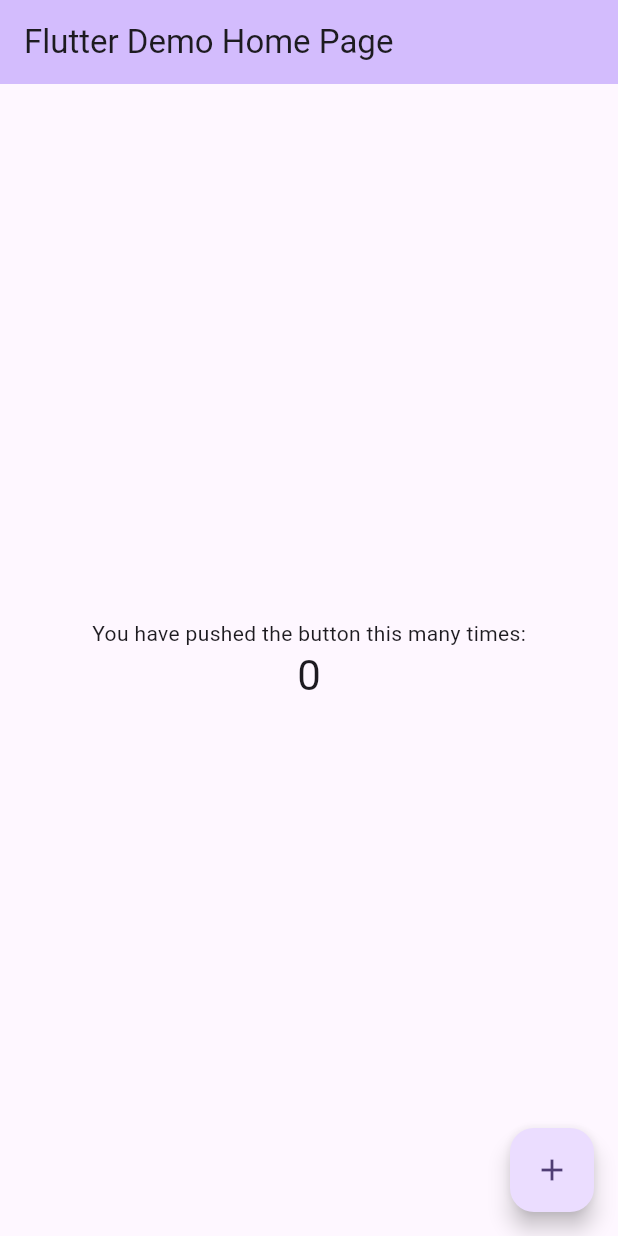
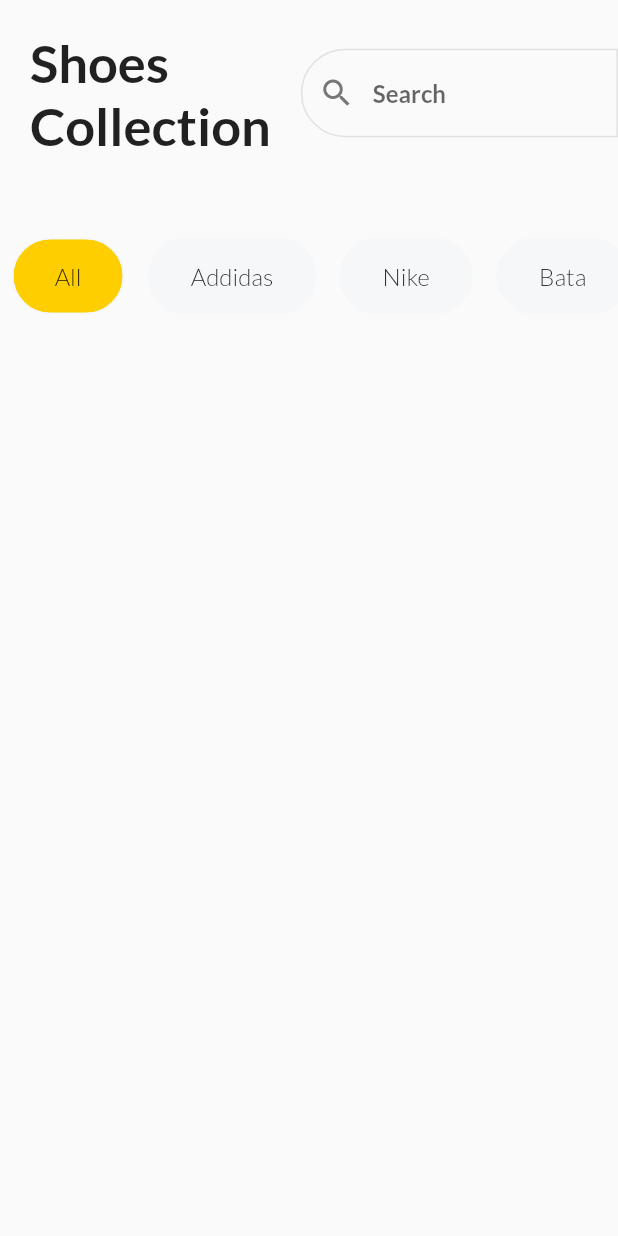
Before and after one commit to aditechdev/shoping_app_flutter, a Flutter app: the screen it shows after launch, on a phone screen of 412 x 824 dp. Run offline on Flutter 3.47's test engine with Material 2 defaults, Android fonts, the phone set to English and light mode, and no system bars.

Commit message:
:ambulance: FEAT: Created UI for home

```diff
--- /dev/null
+++ b/lib/home_page.dart
@@ -0,0 +1,106 @@
+import 'package:flutter/material.dart';
+
+class HomePage extends StatefulWidget {
+  const HomePage({super.key});
+
+  @override
+  State<HomePage> createState() => _HomePageState();
+}
+
+class _HomePageState extends State<HomePage> {
+  final List<String> filters = const ['All', 'Addidas', 'Nike', 'Bata'];
+  late String selectedFilters;
+
+  @override
+  void initState() {
+    super.initState();
+    selectedFilters = filters[0];
+  }
+
+  @override
+  Widget build(BuildContext context) {
+    const border = OutlineInputBorder(
+        borderSide: BorderSide(
+          color: Color.fromRGBO(
+            225,
+            225,
+            225,
+            1,
+          ),
+        ),
+        borderRadius: BorderRadius.horizontal(left: Radius.circular(50)));
+    return Scaffold(
+      body: SafeArea(
+        child: Column(
+          // mainAxisAlignment: MainAxisAlignment.center,
+          // crossAxisAlignment: CrossAxisAlignment.center,
+          children: [
+            const Row(
+              children: [
+                Padding(
+                  padding: EdgeInsets.all(20.0),
+                  child: Text(
+                    "Shoes\nCollection",
+                    style: TextStyle(
+                      fontSize: 35,
+                      fontWeight: FontWeight.bold,
+                    ),
+                  ),
+                ),
+                Expanded(
+                  child: TextField(
+                    decoration: InputDecoration(
+                      hintText: "Search",
+                      border: border,
+                      enabledBorder: border,
+                      focusedBorder: border,
+                      prefixIcon: Icon(
+                        Icons.search,
+                      ),
+                    ),
+                  ),
+                )
+              ],
+            ),
+            SizedBox(
+              height: 120,
+              child: ListView.builder(
+                  itemCount: filters.length,
+                  scrollDirection: Axis.horizontal,
+                  itemBuilder: (context, index) {
+                    final filter = filters[index];
+                    return Padding(
+                      padding: const EdgeInsets.symmetric(horizontal: 8),
+                      child: GestureDetector(
+                        onTap: () {
+                          selectedFilters = filter;
+                          setState(() {});
+                        },
+                        child: Chip(
+                          backgroundColor: (selectedFilters == filter)
+                              ? Theme.of(context).colorScheme.primary
+                              : const Color.fromRGBO(245, 247, 249, 1),
+                          side: const BorderSide(
+                            color: Color.fromRGBO(245, 247, 249, 1),
+                          ),
+                          shape: RoundedRectangleBorder(
+                              borderRadius: BorderRadius.circular(30)),
+                          padding: const EdgeInsets.symmetric(
+                            horizontal: 20,
+                            vertical: 15,
+                          ),
+                          labelStyle: const TextStyle(fontSize: 16),
+                          label: Text(
+                            filter,
+                          ),
+                        ),
+                      ),
+                    );
+                  }),
+            )
+          ],
+        ),
+      ),
+    );
+  }
+}
--- a/lib/main.dart
+++ b/lib/main.dart
@@ -1,4 +1,5 @@
 import 'package:flutter/material.dart';
+import 'package:shoping_app/home_page.dart';
 
 void main() {
   runApp(const MyApp());
@@ -7,119 +8,25 @@ void main() {
 class MyApp extends StatelessWidget {
   const MyApp({super.key});
 
-  // This widget is the root of your application.
   @override
   Widget build(BuildContext context) {
     return MaterialApp(
-      title: 'Flutter Demo',
+      title: "Shoping App",
+      debugShowCheckedModeBanner: false,
       theme: ThemeData(
-        // This is the theme of your application.
-        //
-        // TRY THIS: Try running your application with "flutter run". You'll see
-        // the application has a blue toolbar. Then, without quitting the app,
-        // try changing the seedColor in the colorScheme below to Colors.green
-        // and then invoke "hot reload" (save your changes or press the "hot
-        // reload" button in a Flutter-supported IDE, or press "r" if you used
-        // the command line to start the app).
-        //
-        // Notice that the counter didn't reset back to zero; the application
-        // state is not lost during the reload. To reset the state, use hot
-        // restart instead.
-        //
-        // This works for code too, not just values: Most code changes can be
-        // tested with just a hot reload.
-        colorScheme: ColorScheme.fromSeed(seedColor: Colors.deepPurple),
-        useMaterial3: true,
+        primarySwatch: Colors.blue,
+        fontFamily: "Lato",
+        inputDecorationTheme: const InputDecorationTheme(
+            hintStyle: TextStyle(
+              fontWeight: FontWeight.bold,
+              fontSize: 16,
+            ),
+            prefixIconColor: Color.fromRGBO(119, 119, 119, 1)),
+        colorScheme: ColorScheme.fromSeed(
+            seedColor: const Color.fromRGBO(254, 206, 1, 1),
+            primary: const Color.fromRGBO(254, 206, 1, 1)),
       ),
-      home: const MyHomePage(title: 'Flutter Demo Home Page'),
+      home: const HomePage(),
     );
   }
 }
-
-class MyHomePage extends StatefulWidget {
-  const MyHomePage({super.key, required this.title});
-
-  // This widget is the home page of your application. It is stateful, meaning
-  // that it has a State object (defined below) that contains fields that affect
-  // how it looks.
-
-  // This class is the configuration for the state. It holds the values (in this
-  // case the title) provided by the parent (in this case the App widget) and
-  // used by the build method of the State. Fields in a Widget subclass are
-  // always marked "final".
-
-  final String title;
-
-  @override
-  State<MyHomePage> createState() => _MyHomePageState();
-}
-
-class _MyHomePageState extends State<MyHomePage> {
-  int _counter = 0;
-
-  void _incrementCounter() {
-    setState(() {
-      // This call to setState tells the Flutter framework that something has
-      // changed in this State, which causes it to rerun the build method below
-      // so that the display can reflect the updated values. If we changed
-      // _counter without calling setState(), then the build method would not be
-      // called again, and so nothing would appear to happen.
-      _counter++;
-    });
-  }
-
-  @override
-  Widget build(BuildContext context) {
-    // This method is rerun every time setState is called, for instance as done
-    // by the _incrementCounter method above.
-    //
-    // The Flutter framework has been optimized to make rerunning build methods
-    // fast, so that you can just rebuild anything that needs updating rather
-    // than having to individually change instances of widgets.
-    return Scaffold(
-      appBar: AppBar(
-        // TRY THIS: Try changing the color here to a specific color (to
-        // Colors.amber, perhaps?) and trigger a hot reload to see the AppBar
-        // change color while the other colors stay the same.
-        backgroundColor: Theme.of(context).colorScheme.inversePrimary,
-        // Here we take the value from the MyHomePage object that was created by
-        // the App.build method, and use it to set our appbar title.
-        title: Text(widget.title),
-      ),
-      body: Center(
-        // Center is a layout widget. It takes a single child and positions it
-        // in the middle of the parent.
-        child: Column(
-          // Column is also a layout widget. It takes a list of children and
-          // arranges them vertically. By default, it sizes itself to fit its
-          // children horizontally, and tries to be as tall as its parent.
-          //
-          // Column has various properties to control how it sizes itself and
-          // how it positions its children. Here we use mainAxisAlignment to
-          // center the children vertically; the main axis here is the vertical
-          // axis because Columns are vertical (the cross axis would be
-          // horizontal).
-          //
-          // TRY THIS: Invoke "debug painting" (choose the "Toggle Debug Paint"
-          // action in the IDE, or press "p" in the console), to see the
-          // wireframe for each widget.
-          mainAxisAlignment: MainAxisAlignment.center,
-          children: <Widget>[
-            const Text(
-              'You have pushed the button this many times:',
-            ),
-            Text(
-              '$_counter',
-              style: Theme.of(context).textTheme.headlineMedium,
-            ),
-          ],
-        ),
-      ),
-      floatingActionButton: FloatingActionButton(
-        onPressed: _incrementCounter,
-        tooltip: 'Increment',
-        child: const Icon(Icons.add),
-      ), // This trailing comma makes auto-formatting nicer for build methods.
-    );
-  }
-}
```
Also changed, not shown: pubspec.yaml (+6 -6 lines), assets/fonts/Lato-Bold.ttf (added), assets/fonts/Lato-Light.ttf (added).
